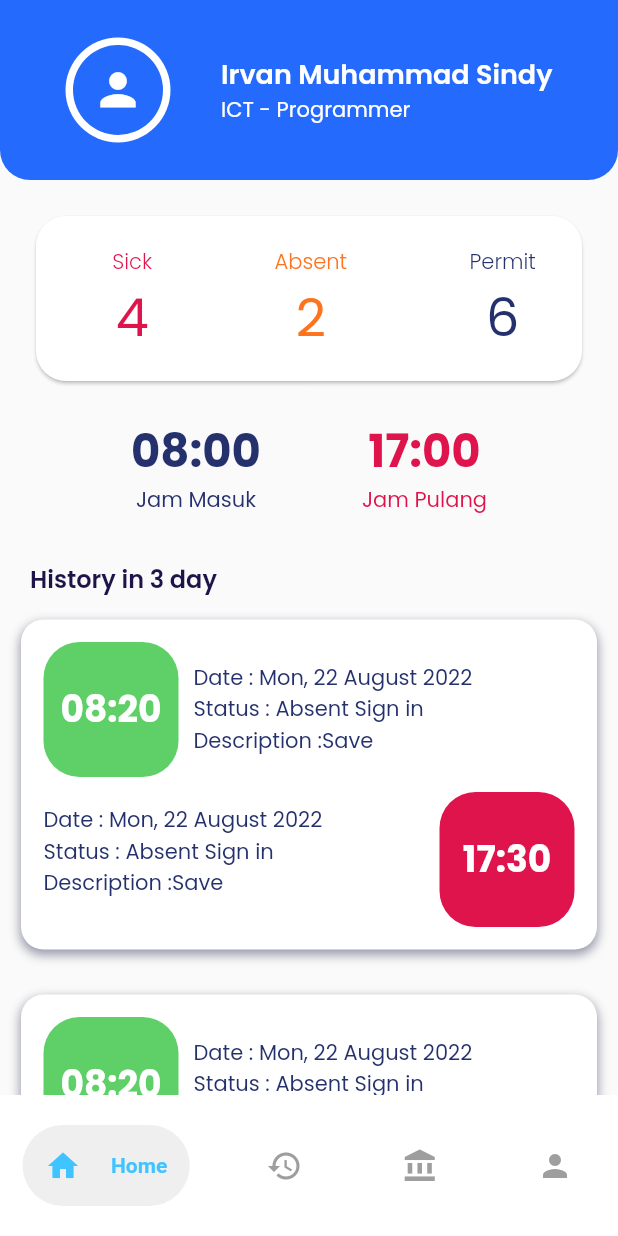
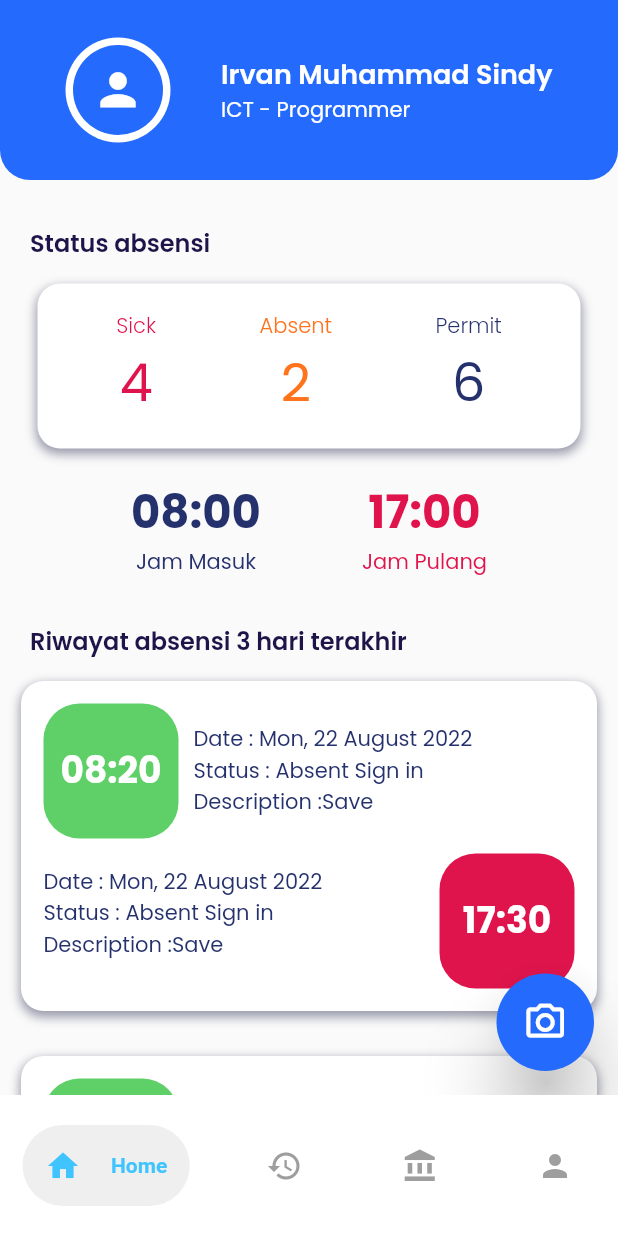
Before and after one commit to bagus11/flutter-attendance, a Flutter app: the screen it shows after launch, on a phone screen of 412 x 824 dp. Run offline on Flutter 3.47's test engine with Material 2 defaults, Android fonts, the phone set to English and light mode, and no system bars; drawn by our look-alikes of google_nav_bar; our stand-ins replace google_fonts.

Commit message:
make floating button, dinamis status

```diff
--- a/lib/home.dart
+++ b/lib/home.dart
@@ -1,4 +1,5 @@
 import 'package:attendance_frontend/theme/theme.dart';
+import 'package:attendance_frontend/widget/status_absent.dart';
 import 'package:flutter/material.dart';
 import 'package:google_fonts/google_fonts.dart';
 // ignore: unused_import
@@ -63,7 +64,8 @@ class _HomeState extends State<Home> {
                                 ),
                                 Text(
                                   'ICT - Programmer',
-                                style: GoogleFonts.poppins(color: Colors.white),
+                                  style:
+                                      GoogleFonts.poppins(color: Colors.white),
                                 )
                               ],
                             )
@@ -73,97 +75,23 @@ class _HomeState extends State<Home> {
                 ),
               ]),
             ),
-          Padding(
-            padding: const EdgeInsets.symmetric(horizontal: 20),
-            child: Container(
-              margin: const EdgeInsets.only(top: 20),
-              child: Card(
-                  shape: RoundedRectangleBorder(
-                      borderRadius: BorderRadius.circular(20)),
-                  child: SizedBox(
-                    width: MediaQuery.of(context).size.height / 1,
-                    height: 110,
-                    child: Row(
-                        mainAxisAlignment: MainAxisAlignment.spaceAround,
-                        children: [
-                          Column(
-                            children: <Widget>[
             Container(
-                                margin:
-                                    const EdgeInsets.only(left: 20, top: 20),
+              margin: const EdgeInsets.only(
+                top: 30,
+                right: 20,
+                left: 20,
+              ),
               child: Text(
-                                  'Sick',
-                                  style: redTextStyle.copyWith(
-                                    fontSize: 14,
-                                    fontWeight: light,
+                'Status absensi',
+                style: blackTextStyle.copyWith(
+                  fontSize: 16,
+                  fontWeight: semiBold,
+                  overflow: TextOverflow.ellipsis,
                 ),
               ),
             ),
-                              Container(
-                                margin: const EdgeInsets.only(left: 20),
-                                child: Text(
-                                  '4',
-                                  style: googleCount.copyWith(
-                                    color: redColor,
-                                  ),
-                                ),
-                              ),
-                            ],
-                          ),
-                          Column(
-                            children: [
-                              Container(
-                                margin:
-                                    const EdgeInsets.only(left: 20, top: 20),
-                                child: Text(
-                                  'Absent',
-                                  style: orangeTextStyle.copyWith(
-                                    fontSize: 14,
-                                    fontWeight: light,
-                                  ),
-                                ),
-                              ),
-                              Container(
-                                margin: const EdgeInsets.only(left: 20),
-                                child: Text(
-                                  '2',
-                                  style: googleCount.copyWith(
-                                    color: orangeColor,
-                                  ),
-                                ),
-                              ),
-                            ],
-                          ),
-                          Column(
-                            children: [
-                              Container(
-                                margin: const EdgeInsets.only(
-                                  left: 20,
-                                  top: 20,
-                                ),
-                                child: Text(
-                                  'Permit',
-                                  style: navyTextStyle.copyWith(
-                                    fontSize: 14,
-                                    fontWeight: light,
-                                  ),
-                                ),
-                              ),
-                              Container(
-                                margin: const EdgeInsets.only(left: 20),
-                                child: Text(
-                                  '6',
-                                  style: googleCount.copyWith(
-                                    color: navyColor,
-                                  ),
-                                ),
-                              ),
-                            ],
-                          ),
-                        ]),
-                  )),
-            ),
-          ),
+            // status absent
+            const StatusAbsent(),
             Padding(
               padding: const EdgeInsets.symmetric(horizontal: 20),
               child: Container(
@@ -213,18 +141,39 @@ class _HomeState extends State<Home> {
                 left: 20,
               ),
               child: Text(
-              'History in 3 day',
+                'Riwayat absensi 3 hari terakhir',
                 style: blackTextStyle.copyWith(
                   fontSize: 16,
                   fontWeight: semiBold,
+                  overflow: TextOverflow.ellipsis,
                 ),
               ),
             ),
             // history
             const HistoryAttendance(),
             const HistoryAttendance(),
+            const HistoryAttendance(),
           ],
         ),
-    ));
+      ),
+      floatingActionButton: SizedBox(
+        height: 65.0,
+        width: 65.0,
+        child: FloatingActionButton(
+          onPressed: () {
+            // Add your onPressed code here!
+          },
+
+          tooltip: 'Absen',
+          backgroundColor: blueColor,
+          elevation: 20,
+          // icon: const Icon(Icons.camera_alt_outlined),
+          child: const Icon(
+            Icons.camera_alt_outlined,
+            size: 30,
+          ),
+        ),
+      ),
+    );
   }
 }
--- /dev/null
+++ b/lib/widget/status_absent.dart
@@ -0,0 +1,89 @@
+import 'package:flutter/material.dart';
+import 'package:attendance_frontend/theme/theme.dart';
+
+class StatusAbsent extends StatelessWidget {
+  const StatusAbsent({super.key});
+
+  @override
+  Widget build(BuildContext context) {
+    return Container(
+      height: 110,
+      width: MediaQuery.of(context).size.width / 1,
+      margin: const EdgeInsets.only(
+        top: 15,
+        right: 25,
+        left: 25,
+      ),
+      padding: const EdgeInsets.all(18),
+      decoration: BoxDecoration(
+        color: whiteColor,
+        borderRadius: BorderRadius.circular(15),
+        boxShadow: [
+          BoxShadow(
+            color: greyColor,
+            spreadRadius: 0.5,
+            blurRadius: 5,
+            offset: const Offset(0, 3),
+          ),
+        ],
+      ),
+      child: Row(
+        mainAxisAlignment: MainAxisAlignment.spaceAround,
+        children: [
+          Column(
+            crossAxisAlignment: CrossAxisAlignment.center,
+            children: [
+              Text(
+                'Sick',
+                style: redTextStyle.copyWith(
+                  fontSize: 14,
+                  fontWeight: light,
+                ),
+              ),
+              Text(
+                '4',
+                style: googleCount.copyWith(
+                  color: redColor,
+                ),
+              ),
+            ],
+          ),
+          Column(
+            children: [
+              Text(
+                'Absent',
+                style: orangeTextStyle.copyWith(
+                  fontSize: 14,
+                  fontWeight: light,
+                ),
+              ),
+              Text(
+                '2',
+                style: googleCount.copyWith(
+                  color: orangeColor,
+                ),
+              ),
+            ],
+          ),
+          Column(
+            children: [
+              Text(
+                'Permit',
+                style: navyTextStyle.copyWith(
+                  fontSize: 14,
+                  fontWeight: light,
+                ),
+              ),
+              Text(
+                '6',
+                style: googleCount.copyWith(
+                  color: navyColor,
+                ),
+              ),
+            ],
+          )
+        ],
+      ),
+    );
+  }
+}
```
Lines whose indentation alone changed are shown as unchanged.
